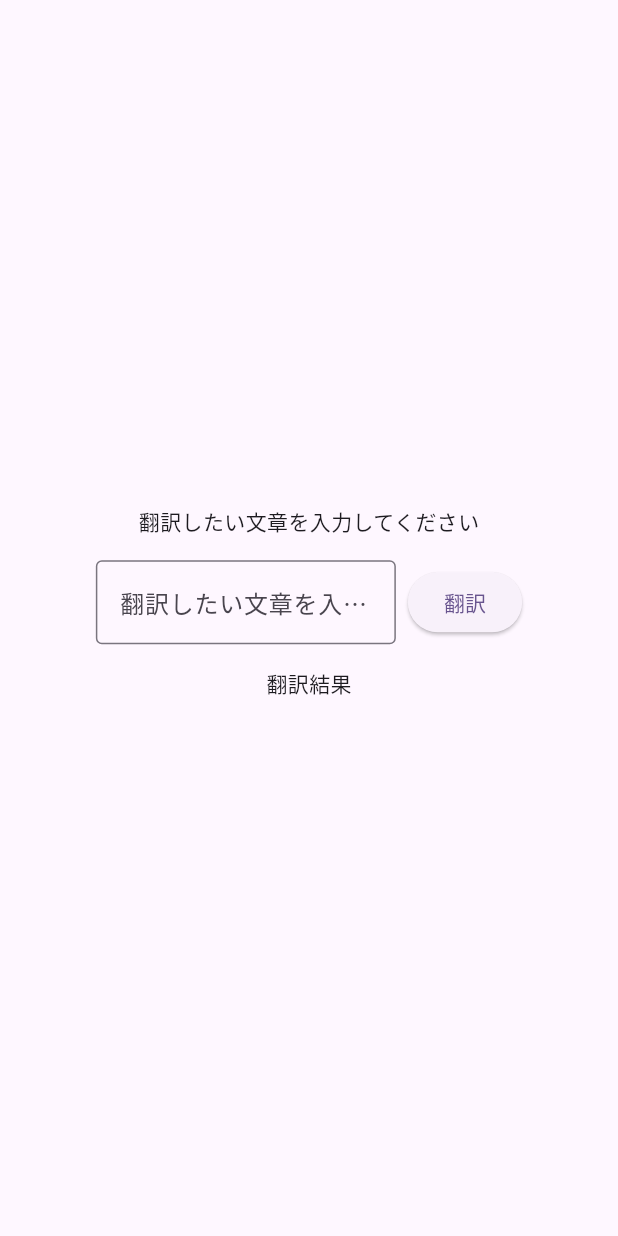
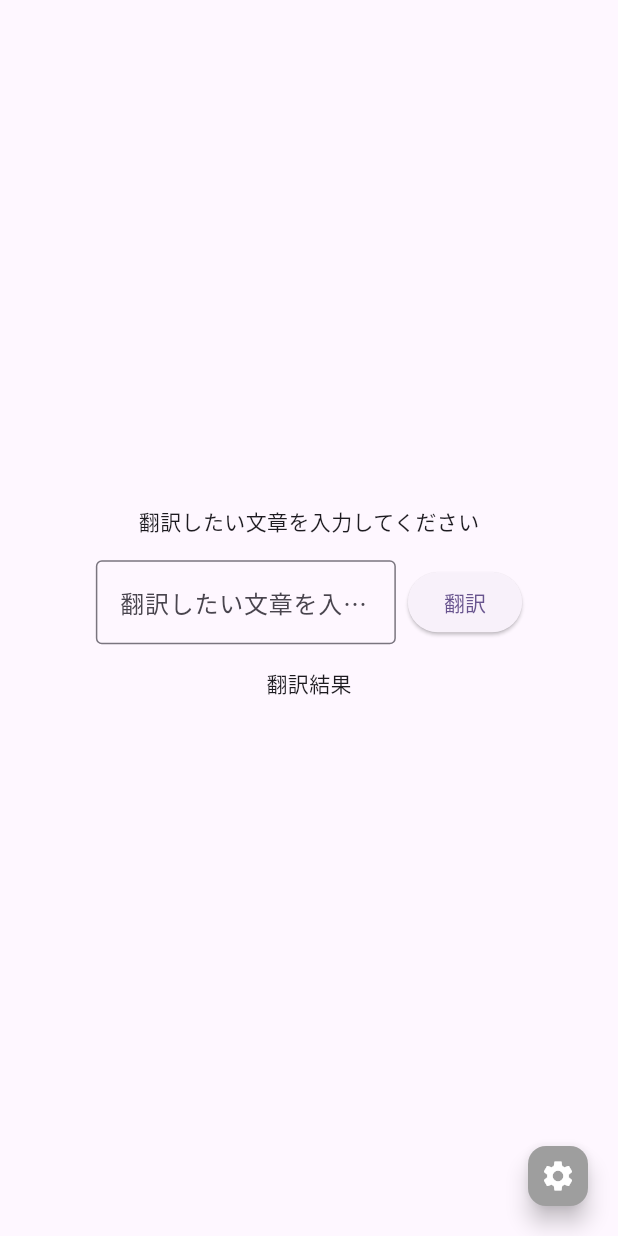
Before and after one commit to HarumaIto/nyakunyaku, a Flutter app: the screen it shows after launch, on a phone screen of 412 x 824 dp. Run offline on Flutter 3.47's test engine with Material 3 defaults, Android fonts, the light colour scheme and no system bars; our stand-ins replace flutter_dotenv, flutter_hooks, hooks_riverpod; missing offline and left inert: deepl_dart.

Commit message:
add 設定ページへの遷移ボタンを追加

```diff
--- a/lib/ui/routes/top_page.dart
+++ b/lib/ui/routes/top_page.dart
@@ -52,6 +52,16 @@ class TopPage extends HookConsumerWidget {
             ],
           ),
         ),
-    );
+        floatingActionButton: FloatingActionButton(
+          mini: true,
+          onPressed: () {
+            Navigator.pushNamed(context, '/settings');
+          },
+          backgroundColor: Colors.grey,
+          child: const Icon(
+            Icons.settings,
+            color: Colors.white,
+          ),
+        ));
   }
 }
```
Lines whose indentation alone changed are shown as unchanged.
